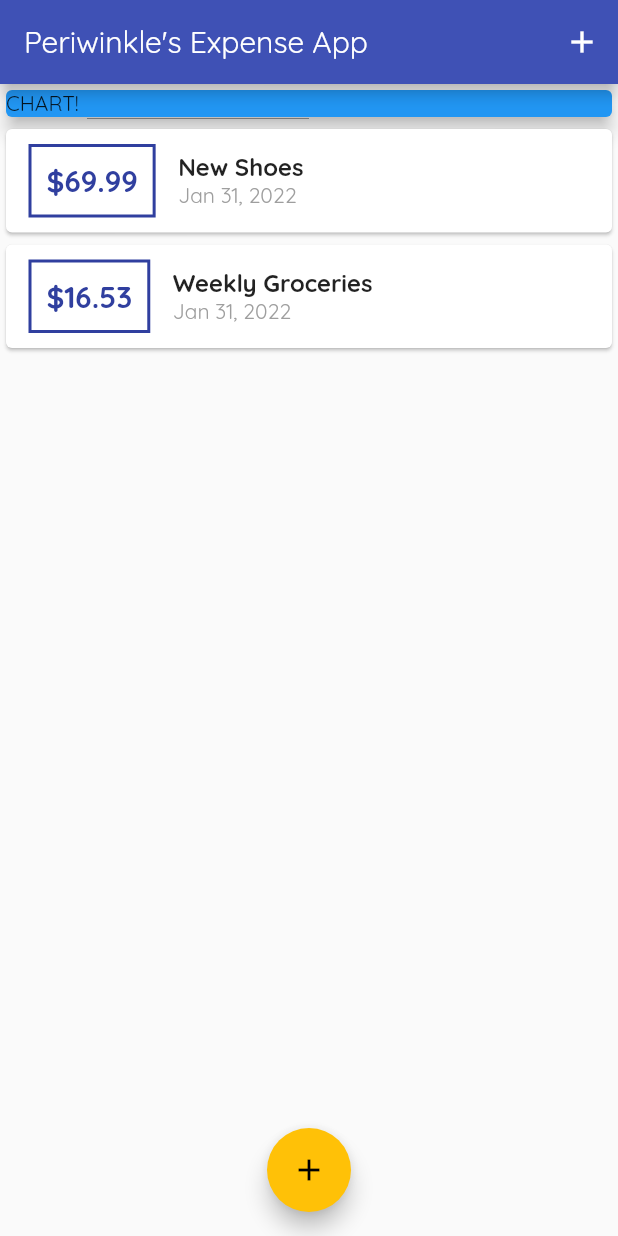
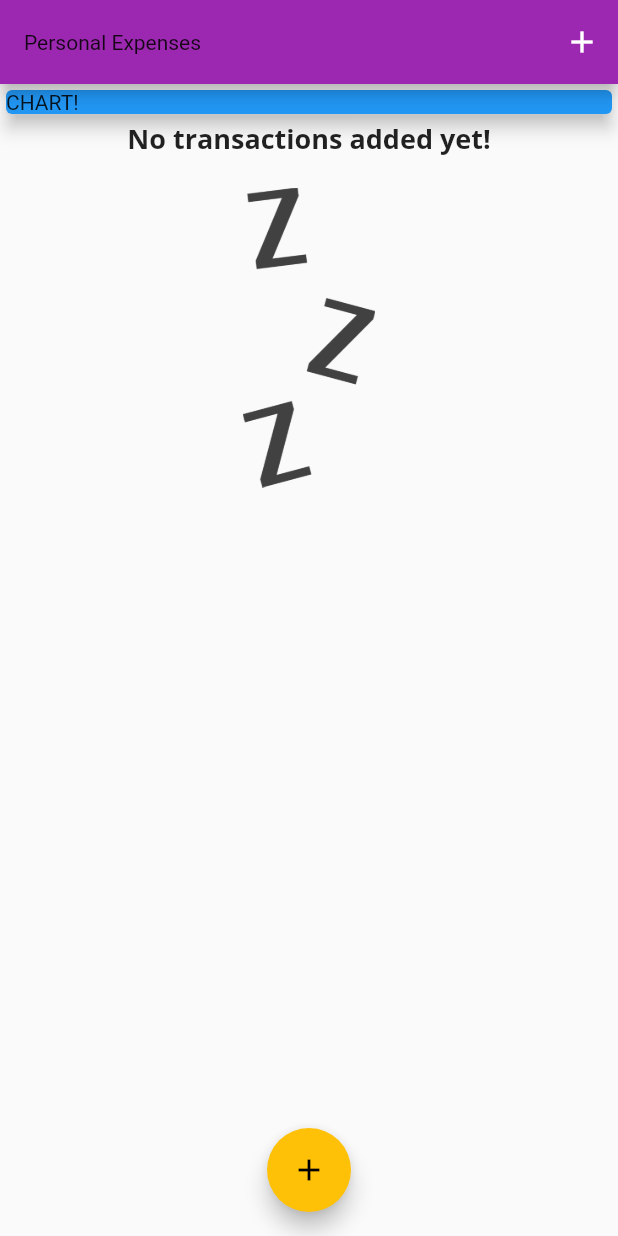
Before and after one commit to periwinkleFTW/flutter-expenses-app, a Flutter app: the screen it shows after launch, on a phone screen of 412 x 824 dp. Run offline on Flutter 3.47's test engine with Material 2 defaults, Android fonts, the phone set to English and light mode, and no system bars.

Commit message:
added picture for no txns

```diff
--- a/lib/main.dart
+++ b/lib/main.dart
@@ -12,9 +12,25 @@ class MyApp extends StatelessWidget {
     return MaterialApp(
       title: 'Personal Expenses',
       theme: ThemeData(
-          primarySwatch: Colors.indigo,
+          primarySwatch: Colors.purple,
           accentColor: Colors.amber,
-          fontFamily: 'Quicksand'),
+          fontFamily: 'Quicksand',
+          textTheme: ThemeData.light().textTheme.copyWith(
+                headline6: TextStyle(
+                  fontFamily: 'OpenSans',
+                  fontWeight: FontWeight.bold,
+                  fontSize: 18,
+                ),
+              ),
+          appBarTheme: AppBarTheme(
+            textTheme: ThemeData.light().textTheme.copyWith(
+                  subtitle1: TextStyle(
+                    fontFamily: 'OpenSans',
+                    fontSize: 20,
+                    fontWeight: FontWeight.bold,
+                  ),
+                ),
+          )),
       home: MyHomePage(),
     );
   }
@@ -29,18 +45,18 @@ class MyHomePage extends StatefulWidget {
 
 class _MyHomePageState extends State<MyHomePage> {
   final List<Transaction> _userTransactions = [
-    Transaction(
-      id: 't1',
-      title: 'New Shoes',
-      amount: 69.99,
-      date: DateTime.now(),
-    ),
-    Transaction(
-      id: 't2',
-      title: 'Weekly Groceries',
-      amount: 16.53,
-      date: DateTime.now(),
-    ),
+    // Transaction(
+    //   id: 't1',
+    //   title: 'New Shoes',
+    //   amount: 69.99,
+    //   date: DateTime.now(),
+    // ),
+    // Transaction(
+    //   id: 't2',
+    //   title: 'Weekly Groceries',
+    //   amount: 16.53,
+    //   date: DateTime.now(),
+    // ),
   ];
 
   void _addNewTransaction(String txTitle, double txAmount) {
@@ -73,7 +89,9 @@ class _MyHomePageState extends State<MyHomePage> {
   Widget build(BuildContext context) {
     return Scaffold(
       appBar: AppBar(
-        title: Text("Periwinkle's Expense App"),
+        title: Text(
+          'Personal Expenses',
+        ),
         actions: <Widget>[
           IconButton(
             icon: Icon(Icons.add),
--- /dev/null
+++ b/lib/widgets/chart.dart
@@ -0,0 +1,21 @@
+import 'package:flutter/material.dart';
+
+class Chart extends StatelessWidget {
+
+  List<Map<String, Object>> get grupedTransactionValues {
+    return List,generate(7, (index) {
+      return {'day': 'T', 'amount': 9.99};
+    });
+  }
+
+  @override
+  Widget build(BuildContext context) {
+    return Card(elevation: 6,
+    margin: EdgeInsets.all(20),
+    child: Row(
+      children: [
+
+      ],
+    ),);
+  }
+}
--- a/lib/widgets/new_transaction.dart
+++ b/lib/widgets/new_transaction.dart
@@ -6,7 +6,7 @@ class NewTransaction extends StatefulWidget {
   NewTransaction(this.addTx);
 
   @override
-  State<NewTransaction> createState() => _NewTransactionState();
+  _NewTransactionState createState() => _NewTransactionState();
 }
 
 class _NewTransactionState extends State<NewTransaction> {
--- a/lib/widgets/transaction_list.dart
+++ b/lib/widgets/transaction_list.dart
@@ -12,7 +12,25 @@ class TransactionList extends StatelessWidget {
   Widget build(BuildContext context) {
     return Container(
       height: 300,
-      child: ListView.builder(
+      child: transactions.isEmpty
+          ? Column(
+              children: <Widget>[
+                Text(
+                  'No transactions added yet!',
+                  style: Theme.of(context).textTheme.headline6,
+                ),
+                SizedBox(
+                  height: 20,
+                ),
+                Container(
+                    height: 200,
+                    child: Image.asset(
+                      'assets/images/waiting.png',
+                      fit: BoxFit.cover,
+                    )),
+              ],
+            )
+          : ListView.builder(
               itemBuilder: (ctx, index) {
                 return Card(
                   child: Row(
@@ -24,7 +42,7 @@ class TransactionList extends StatelessWidget {
                         ),
                         decoration: BoxDecoration(
                           border: Border.all(
-                      color: Theme.of(context).primaryColorDark,
+                            color: Theme.of(context).primaryColor,
                             width: 2,
                           ),
                         ),
@@ -34,7 +52,7 @@ class TransactionList extends StatelessWidget {
                           style: TextStyle(
                             fontWeight: FontWeight.bold,
                             fontSize: 20,
-                      color: Theme.of(context).primaryColorDark,
+                            color: Theme.of(context).primaryColor,
                           ),
                         ),
                       ),
@@ -43,10 +61,7 @@ class TransactionList extends StatelessWidget {
                         children: <Widget>[
                           Text(
                             transactions[index].title,
-                      style: TextStyle(
-                        fontSize: 16,
-                        fontWeight: FontWeight.bold,
-                      ),
+                            style: Theme.of(context).textTheme.headline6,
                           ),
                           Text(
                             DateFormat.yMMMd().format(transactions[index].date),
```
Also changed, not shown: pubspec.yaml (+11 -9 lines), assets/images/waiting.png (added). Lines whose indentation alone changed are shown as unchanged.
